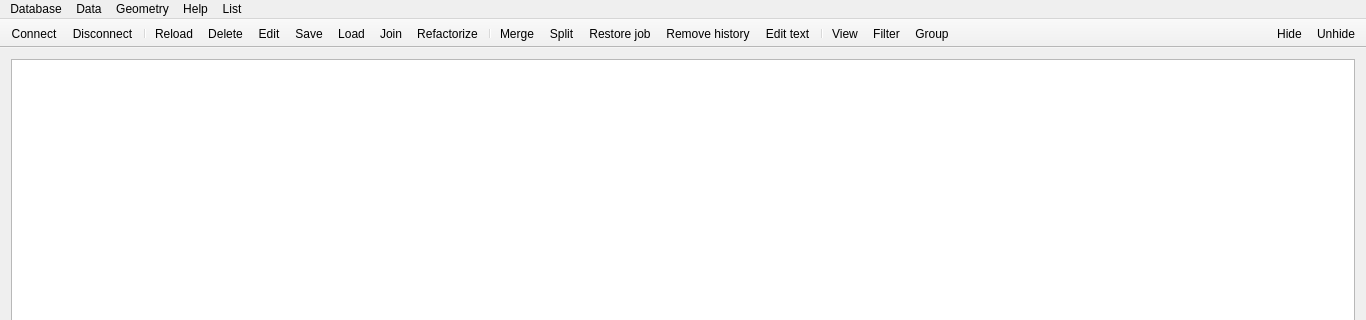
Qt form mainwindow.ui (Kuszki/EW-Database) before a commit; both pictures show x 0 to 1366 and y 0 to 320 of the 1366 by 768 pixel window.
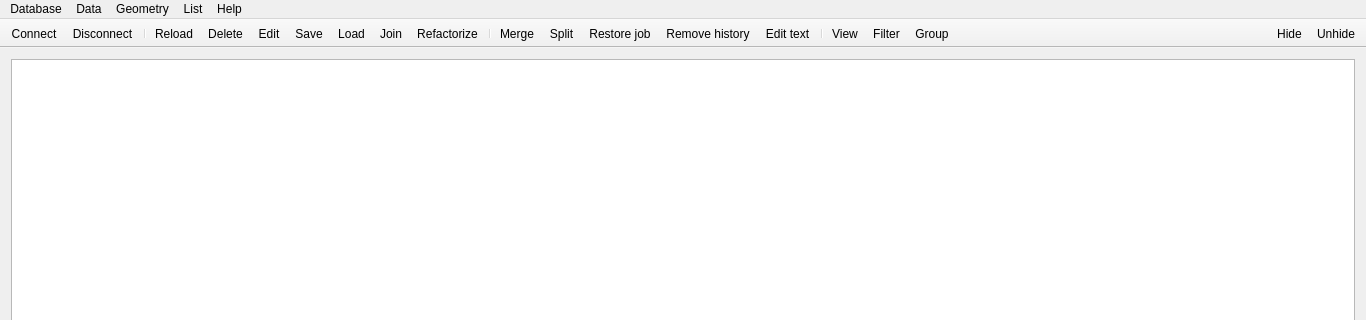
The same form after that commit. Icons and pictures are not drawn.

```diff
--- a/mainwindow.ui
+++ b/mainwindow.ui
@@ -122,8 +122,8 @@
    <addaction name="menuDatabase"/>
    <addaction name="menuData"/>
    <addaction name="menuGeometry"/>
-   <addaction name="menuHelp"/>
    <addaction name="menuView"/>
+   <addaction name="menuHelp"/>
   </widget>
   <widget class="QToolBar" name="mainTool">
    <property name="windowTitle">
```
Left out of the diff: 5 changed lines with no effect on the pictures.
